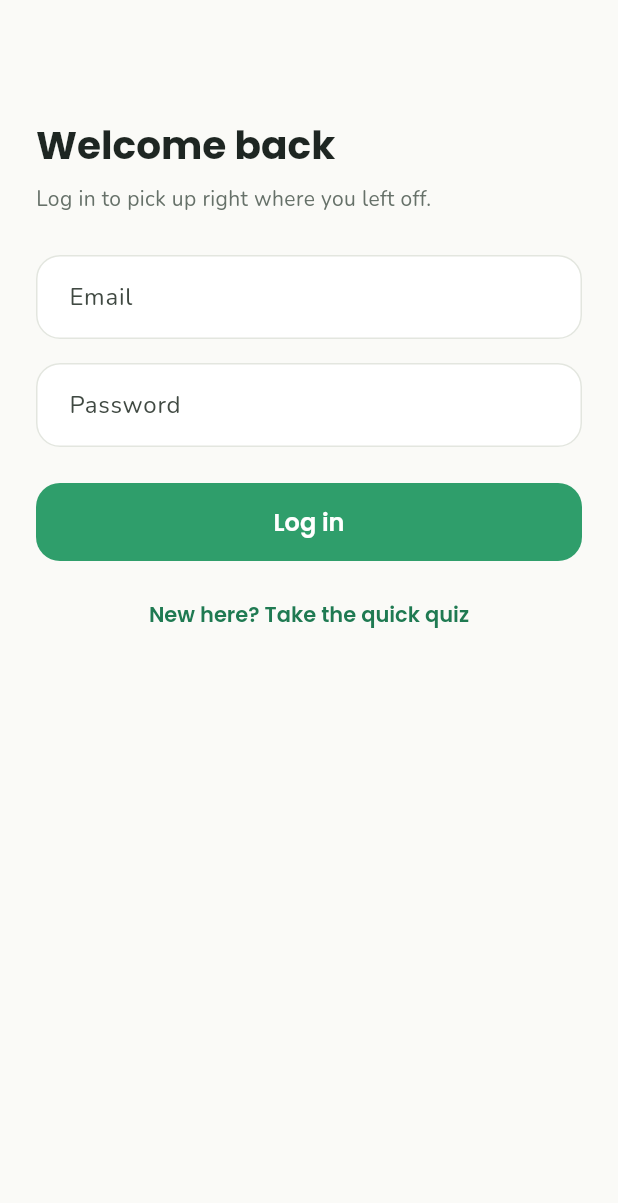
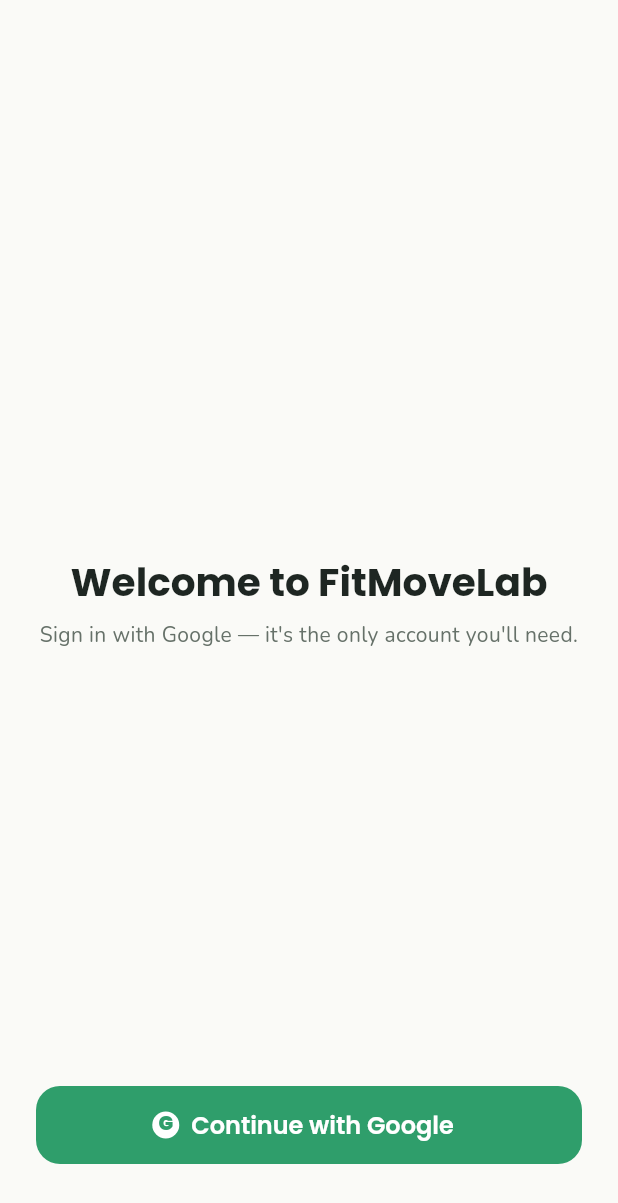
Before and after one commit to uttamkumar-spec/applaunch, a Flutter app: the screen it shows after launch, after a tap on "I already have an account", on a phone screen of 412 x 824 dp. Shown: the top 1203 px of the screen. Run offline on Flutter 3.47's test engine with Material 3 defaults, Android fonts, the phone set to English and light mode, and no system bars; our stand-ins replace fl_chart, flutter_riverpod, go_router, google_fonts, image_picker, shared_preferences and 1 more; accounts and stored records are empty; network calls fail.

Commit message:
Make Google sign-in the only auth method

```diff
--- a/mobile/lib/core/router/app_router.dart
+++ b/mobile/lib/core/router/app_router.dart
@@ -6,8 +6,7 @@
 import '../../features/ai_coach/screens/ai_chat_screen.dart';
 import '../../features/auth/providers/auth_provider.dart';
 import '../../features/auth/providers/profile_provider.dart';
-import '../../features/auth/screens/login_screen.dart';
-import '../../features/auth/screens/signup_screen.dart';
+import '../../features/auth/screens/google_sign_in_screen.dart';
 import '../../features/coach/screens/coach_finder_screen.dart';
 import '../../features/coach/screens/coach_home_screen.dart';
 import '../../features/home/screens/home_screen.dart';
@@ -36,7 +35,7 @@
       if (!Env.isSupabaseConfigured) return null;
 
       final loggedIn = ref.read(currentUserProvider) != null;
-      final loggingInRoute = ['/login', '/signup', '/onboarding', '/'].contains(state.matchedLocation);
+      final loggingInRoute = ['/auth', '/onboarding', '/'].contains(state.matchedLocation);
 
       if (!loggedIn && !loggingInRoute) return '/';
 
@@ -46,7 +45,7 @@
         final onWrongRoleHome = (state.matchedLocation == '/home' && role != 'athlete') ||
             (state.matchedLocation == '/coach-home' && role != 'coach') ||
             (state.matchedLocation == '/admin-home' && role != 'admin');
-        if (state.matchedLocation == '/' || state.matchedLocation == '/login' || onWrongRoleHome) {
+        if (state.matchedLocation == '/' || state.matchedLocation == '/auth' || onWrongRoleHome) {
           return home;
         }
       }
@@ -55,8 +54,7 @@
     routes: [
       GoRoute(path: '/', builder: (context, state) => const WelcomeScreen()),
       GoRoute(path: '/onboarding', builder: (context, state) => const OnboardingQuizScreen()),
-      GoRoute(path: '/login', builder: (context, state) => const LoginScreen()),
-      GoRoute(path: '/signup', builder: (context, state) => const SignupScreen()),
+      GoRoute(path: '/auth', builder: (context, state) => const GoogleSignInScreen()),
       GoRoute(path: '/coach-finder', builder: (context, state) => const CoachFinderScreen()),
       GoRoute(path: '/coach-home', builder: (context, state) => const CoachHomeScreen()),
       GoRoute(path: '/admin-home', builder: (context, state) => const AdminHomeScreen()),
--- a/mobile/lib/features/admin/screens/admin_home_screen.dart
+++ b/mobile/lib/features/admin/screens/admin_home_screen.dart
@@ -109,7 +109,7 @@
             icon: const Icon(Icons.logout_rounded),
             onPressed: () async {
               await ref.read(authControllerProvider).signOut();
-              if (context.mounted) context.go('/login');
+              if (context.mounted) context.go('/');
             },
           ),
         ],
--- a/mobile/lib/features/auth/providers/auth_provider.dart
+++ b/mobile/lib/features/auth/providers/auth_provider.dart
@@ -1,3 +1,4 @@
+import 'package:flutter/foundation.dart' show kIsWeb;
 import 'package:flutter_riverpod/flutter_riverpod.dart';
 import 'package:supabase_flutter/supabase_flutter.dart';
 
@@ -33,25 +34,16 @@
   AuthController(this._client);
   final SupabaseClient _client;
 
-  Future<void> signUp({
-    required String email,
-    required String password,
-    required String fullName,
-  }) async {
-    await _client.auth.signUp(
-      email: email,
-      password: password,
-      data: {'full_name': fullName},
+  /// Google is the only sign-in method — this covers both new and
+  /// returning users, since Supabase creates the auth record (keyed by
+  /// its UUID, same as everywhere else in the app) on first sign-in and
+  /// simply logs in on every one after that.
+  Future<void> signInWithGoogle() async {
+    await _client.auth.signInWithOAuth(
+      OAuthProvider.google,
+      redirectTo: kIsWeb ? null : 'com.fitmovelab.fitmovelab://login-callback/',
     );
   }
 
-  Future<void> signIn({required String email, required String password}) async {
-    await _client.auth.signInWithPassword(email: email, password: password);
-  }
-
   Future<void> signOut() => _client.auth.signOut();
-
-  Future<void> resetPassword(String email) {
-    return _client.auth.resetPasswordForEmail(email);
-  }
 }
--- /dev/null
+++ b/mobile/lib/features/auth/screens/google_sign_in_screen.dart
@@ -0,0 +1,105 @@
+import 'dart:convert';
+
+import 'package:flutter/material.dart';
+import 'package:flutter_riverpod/flutter_riverpod.dart';
+import 'package:shared_preferences/shared_preferences.dart';
+
+import '../../../core/theme/app_theme.dart';
+import '../../onboarding/screens/onboarding_quiz_screen.dart';
+import '../providers/auth_provider.dart';
+
+/// The only way into the app: Google sign-in via Supabase, for both new and
+/// returning users. If the user just finished the onboarding quiz, their
+/// answers are stashed to disk first — on web, completing Google sign-in
+/// reloads the page (losing in-memory state), so this is what lets the
+/// answers survive the round trip and get saved once signed in
+/// (see [pendingOnboardingFlushProvider]).
+class GoogleSignInScreen extends ConsumerStatefulWidget {
+  const GoogleSignInScreen({super.key});
+
+  @override
+  ConsumerState<GoogleSignInScreen> createState() => _GoogleSignInScreenState();
+}
+
+class _GoogleSignInScreenState extends ConsumerState<GoogleSignInScreen> {
+  bool _loading = false;
+  String? _error;
+
+  Future<void> _continueWithGoogle() async {
+    setState(() {
+      _loading = true;
+      _error = null;
+    });
+    try {
+      final onboarding = ref.read(onboardingDataProvider);
+      if (onboarding.isComplete) {
+        final prefs = await SharedPreferences.getInstance();
+        await prefs.setString('pending_onboarding', jsonEncode(onboarding.toJson()));
+      }
+      await ref.read(authControllerProvider).signInWithGoogle();
+    } catch (e) {
+      setState(() => _error = 'Could not sign in with Google. Please try again.');
+    } finally {
+      if (mounted) setState(() => _loading = false);
+    }
+  }
+
+  @override
+  Widget build(BuildContext context) {
+    return Scaffold(
+      appBar: AppBar(),
+      body: SafeArea(
+        child: Padding(
+          padding: const EdgeInsets.all(24),
+          child: Column(
+            children: [
+              const Spacer(),
+              Text('Welcome to FitMoveLab', style: Theme.of(context).textTheme.headlineMedium),
+              const SizedBox(height: 8),
+              Text(
+                "Sign in with Google — it's the only account you'll need.",
+                textAlign: TextAlign.center,
+                style: Theme.of(context).textTheme.bodyMedium,
+              ),
+              const Spacer(),
+              if (_error != null) ...[
+                Text(_error!, style: TextStyle(color: Theme.of(context).colorScheme.error)),
+                const SizedBox(height: 12),
+              ],
+              ElevatedButton.icon(
+                onPressed: _loading ? null : _continueWithGoogle,
+                icon: _loading
+                    ? const SizedBox(
+                        height: 18,
+                        width: 18,
+                        child: CircularProgressIndicator(strokeWidth: 2, color: Colors.white),
+                      )
+                    : const _GoogleGlyph(),
+                label: Text(_loading ? 'Signing in…' : 'Continue with Google'),
+              ),
+              const SizedBox(height: 24),
+            ],
+          ),
+        ),
+      ),
+    );
+  }
+}
+
+class _GoogleGlyph extends StatelessWidget {
+  const _GoogleGlyph();
+
+  @override
+  Widget build(BuildContext context) {
+    return Container(
+      width: 18,
+      height: 18,
+      alignment: Alignment.center,
+      decoration: const BoxDecoration(color: Colors.white, shape: BoxShape.circle),
+      child: const Text(
+        'G',
+        style: TextStyle(color: AppColors.primary, fontWeight: FontWeight.w900, fontSize: 13, height: 1),
+      ),
+    );
+  }
+}
--- a/mobile/lib/features/coach/screens/coach_home_screen.dart
+++ b/mobile/lib/features/coach/screens/coach_home_screen.dart
@@ -23,7 +23,7 @@
             icon: const Icon(Icons.logout_rounded),
             onPressed: () async {
               await ref.read(authControllerProvider).signOut();
-              if (context.mounted) context.go('/login');
+              if (context.mounted) context.go('/');
             },
           ),
         ],
--- a/mobile/lib/features/home/screens/home_screen.dart
+++ b/mobile/lib/features/home/screens/home_screen.dart
@@ -4,6 +4,7 @@
 
 import '../../../core/theme/app_theme.dart';
 import '../../auth/providers/auth_provider.dart';
+import '../../auth/providers/profile_provider.dart';
 import '../../progress/providers/progress_provider.dart';
 import '../../workouts/providers/workout_provider.dart';
 import '../../workouts/screens/workout_day_screen.dart';
@@ -13,6 +14,7 @@
 
   @override
   Widget build(BuildContext context, WidgetRef ref) {
+    ref.watch(pendingOnboardingFlushProvider);
     final user = ref.watch(currentUserProvider);
     final firstName = (user?.userMetadata?['full_name'] as String?)?.split(' ').first;
     final planAsync = ref.watch(activePlanProvider);
@@ -26,7 +28,7 @@
             icon: const Icon(Icons.logout_rounded),
             onPressed: () async {
               await ref.read(authControllerProvider).signOut();
-              if (context.mounted) context.go('/login');
+              if (context.mounted) context.go('/');
             },
           ),
         ],
--- a/mobile/lib/features/onboarding/screens/onboarding_quiz_screen.dart
+++ b/mobile/lib/features/onboarding/screens/onboarding_quiz_screen.dart
@@ -76,7 +76,7 @@
     if (_step < _steps.length - 1) {
       setState(() => _step++);
     } else {
-      context.go('/signup');
+      context.go('/auth');
     }
   }
 
--- a/mobile/lib/features/onboarding/screens/welcome_screen.dart
+++ b/mobile/lib/features/onboarding/screens/welcome_screen.dart
@@ -43,7 +43,7 @@
               ),
               const SizedBox(height: 12),
               TextButton(
-                onPressed: () => context.go('/login'),
+                onPressed: () => context.go('/auth'),
                 child: const Text('I already have an account'),
               ),
             ],
```
Also changed, not shown: mobile/lib/features/auth/providers/profile_provider.dart (+24 -0 lines), 2 other files.
